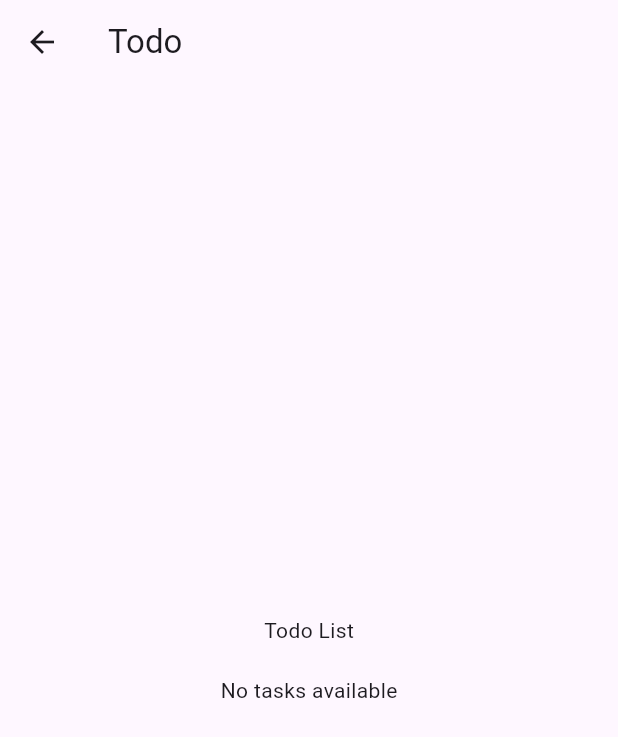
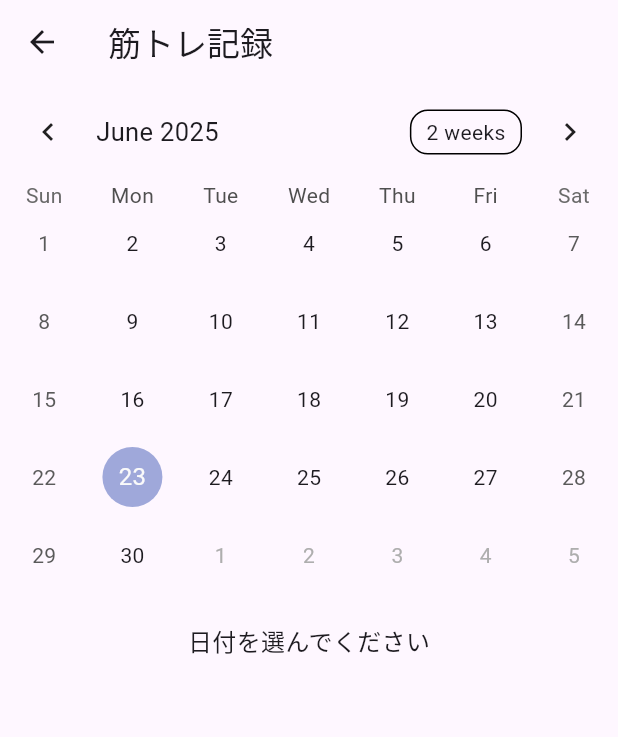
Before and after one commit to b1023213/skill_group, a Flutter app: the Niku screen opened directly, on a phone screen of 412 x 824 dp. Shown: the top 737 px of the screen. Run offline on Flutter 3.47's test engine with Material 3 defaults, Android fonts, the phone set to English and light mode, and no system bars; drawn by our look-alikes of table_calendar.

```diff
--- a/app_1/lib/main.dart
+++ b/app_1/lib/main.dart
@@ -68,7 +68,7 @@ class _MyAppState extends State<MyApp> {
                   MaterialPageRoute(builder: (context) => const Niku()),
                 );
               },
-              child: const Text('Button 4'),
+              child: const Text('筋トレ記録'),
             ),
           ],
         ),
--- a/app_1/lib/view/odato/niku.dart
+++ b/app_1/lib/view/odato/niku.dart
@@ -1,23 +1,45 @@
 import 'package:flutter/material.dart';
+import 'package:table_calendar/table_calendar.dart';
 
-class Niku extends StatelessWidget {
+class Niku extends StatefulWidget {
   const Niku({super.key});
+
+  @override
+  State<Niku> createState() => _NikuState();
+}
+
+class _NikuState extends State<Niku> {
+  DateTime _focusedDay = DateTime.now();
+  DateTime? _selectedDay;
 
   @override
   Widget build(BuildContext context) {
     return Scaffold(
-      appBar: AppBar(
-        title: const Text('Todo'),
-      ),
-      body: Center(
-        child: Column(
-          mainAxisAlignment: MainAxisAlignment.center,
-          children: const [
-            Text('Todo List'),
-            SizedBox(height: 20),
-            Text('No tasks available'),
-          ],
-        ),
+      appBar: AppBar(title: const Text('筋トレ記録')),
+      body: Column(
+        children: [
+          TableCalendar(
+            firstDay: DateTime.utc(2020, 1, 1),
+            lastDay: DateTime.utc(2030, 12, 31),
+            focusedDay: _focusedDay,
+            selectedDayPredicate: (day) {
+              return isSameDay(_selectedDay, day);
+            },
+            onDaySelected: (selectedDay, focusedDay) {
+              setState(() {
+                _selectedDay = selectedDay;
+                _focusedDay = focusedDay;
+              });
+            },
+          ),
+          const SizedBox(height: 20),
+          Text(
+            _selectedDay != null
+                ? '${_selectedDay!.toLocal()} の記録はまだありません'
+                : '日付を選んでください',
+            style: const TextStyle(fontSize: 16),
+          ),
+        ],
       ),
     );
   }
--- a/app_1/pubspec.yaml
+++ b/app_1/pubspec.yaml
@@ -34,6 +34,7 @@ dependencies:
   # The following adds the Cupertino Icons font to your application.
   # Use with the CupertinoIcons class for iOS style icons.
   cupertino_icons: ^1.0.8
+  table_calendar: ^3.0.9
 
 dev_dependencies:
   flutter_test:
```
Also changed, not shown: app_1/pubspec.lock, 1 other file.
